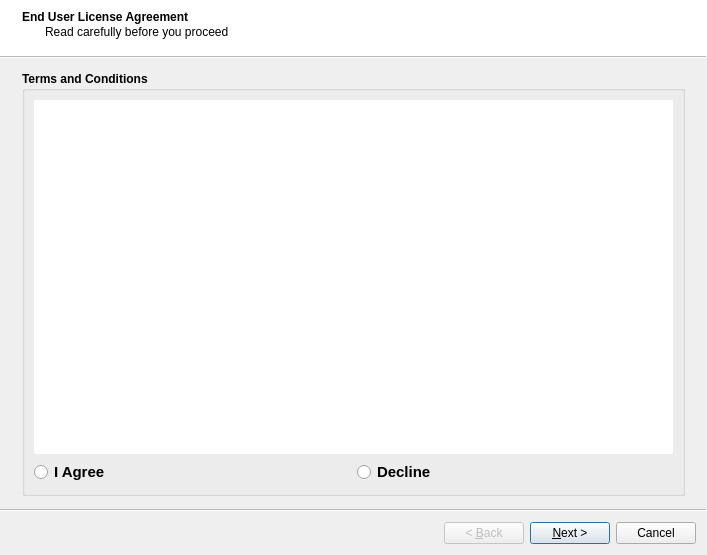
First picture: the form in ui/wizard/ui_stdm_config.ui, repository gltn/stdm, before the edit.
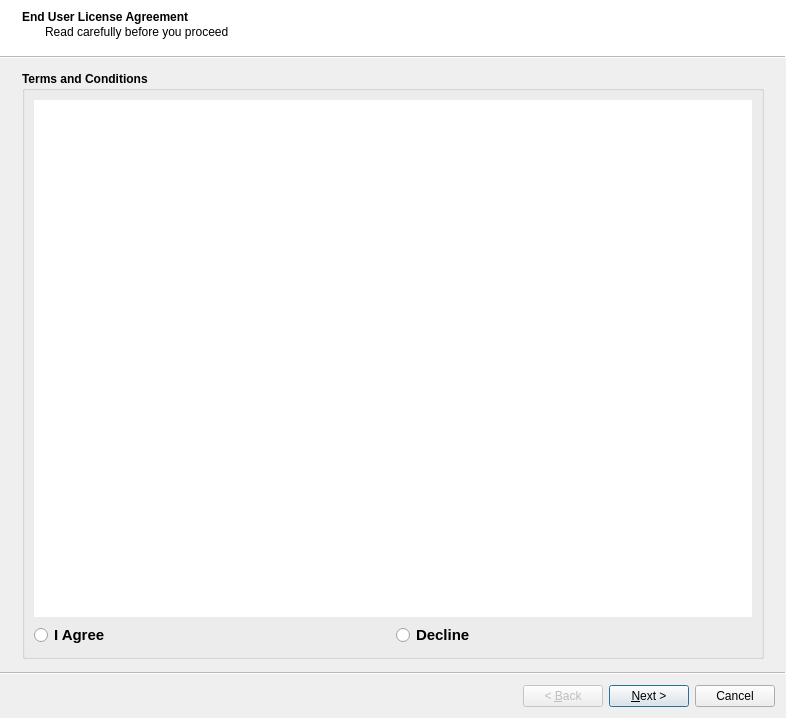
Second picture: the form after the edit. Icons and pictures are not drawn.

Patch:
```diff
--- a/ui/wizard/ui_stdm_config.ui
+++ b/ui/wizard/ui_stdm_config.ui
@@ -9,8 +9,8 @@
    <rect>
     <x>0</x>
     <y>0</y>
-    <width>707</width>
-    <height>555</height>
+    <width>786</width>
+    <height>718</height>
    </rect>
   </property>
   <property name="sizePolicy">
@@ -21,7 +21,7 @@
   </property>
   <property name="minimumSize">
    <size>
-    <width>435</width>
+    <width>480</width>
     <height>100</height>
    </size>
   </property>
```
Left out of the diff: 323 changed lines with no effect on the pictures. Lines whose indentation alone changed are shown as unchanged.
